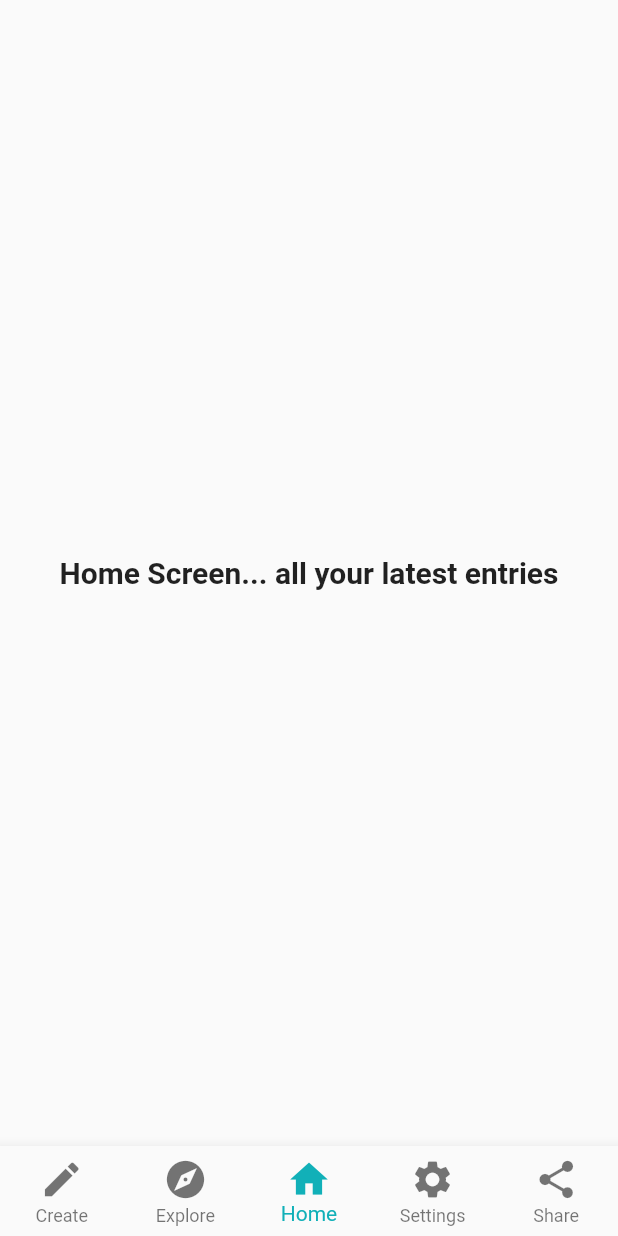
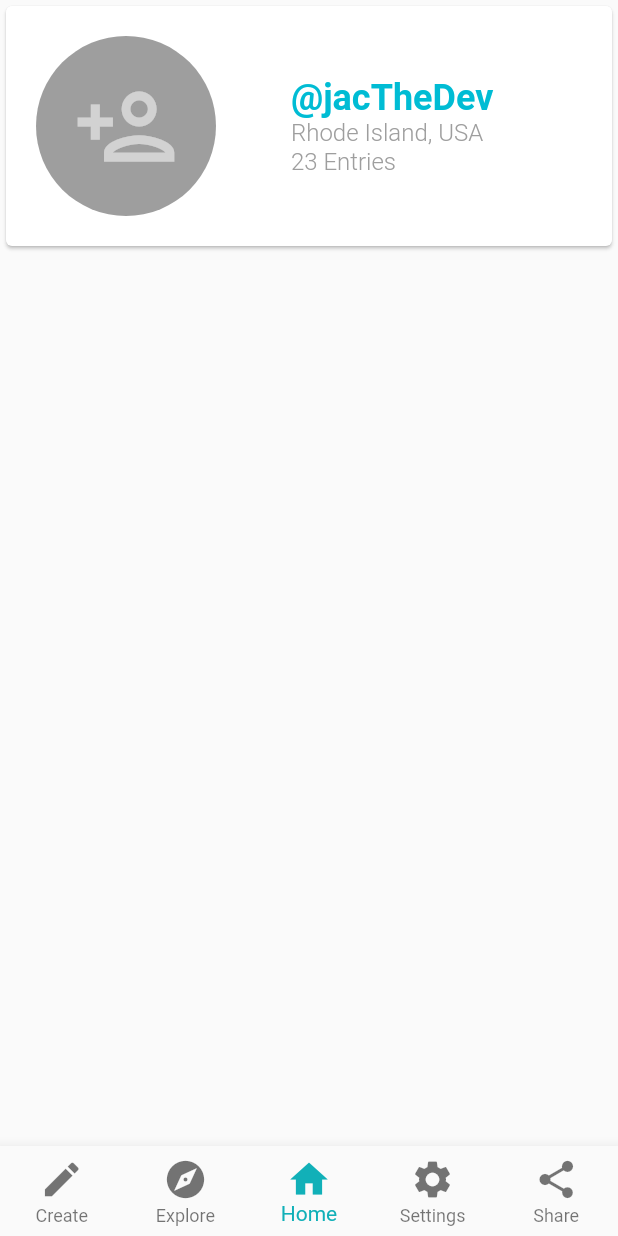
Before and after one commit to j-hey-fede/travel_log, a Flutter app: the screen it shows after launch, on a phone screen of 412 x 824 dp. Run offline on Flutter 3.47's test engine with Material 2 defaults, Android fonts, the phone set to English and light mode, and no system bars.

Commit message:
profile card

```diff
--- a/lib/main.dart
+++ b/lib/main.dart
@@ -1,5 +1,5 @@
 import 'package:flutter/material.dart';
-import 'package:travel_log/screens/homescreen.dart';
+import 'package:travel_log/screens/main_wrapper.dart';
 
 void main() {
   runApp(const MyApp());
--- a/lib/models/travel_log.dart
+++ b/lib/models/travel_log.dart
@@ -6,6 +6,7 @@ class TravelLog {
   final List<String> multiImage;
   final String title;
   final String location;
+  final DateTime timestamp;
 
   TravelLog({
     required this.note,
@@ -13,5 +14,6 @@ class TravelLog {
     required this.multiImage,
     required this.title,
     required this.location,
+    required this.timestamp,
   });
 }
--- /dev/null
+++ b/lib/screens/home.dart
@@ -0,0 +1,20 @@
+import 'package:flutter/material.dart';
+import 'package:travel_log/widgets/profile_card.dart';
+
+class HomeScreen extends StatelessWidget {
+  const HomeScreen({
+    super.key,
+  });
+
+  @override
+  Widget build(BuildContext context) {
+    return SizedBox(
+      height: MediaQuery.of(context).size.height,
+      child: Column(
+        children: const [
+          ProfileCard(),
+        ],
+      ),
+    );
+  }
+}
--- a/lib/screens/homescreen.dart
+++ b/lib/screens/main_wrapper.dart
@@ -1,6 +1,7 @@
 import 'package:flutter/material.dart';
 import 'package:travel_log/screens/create_screen.dart';
 import 'package:travel_log/screens/explore_screen.dart';
+import 'package:travel_log/screens/home.dart';
 import 'package:travel_log/screens/settings_screen.dart';
 import 'package:travel_log/screens/share_screen.dart';
 
@@ -10,9 +11,6 @@ class MainScreen extends StatefulWidget {
   @override
   State<MainScreen> createState() => _MainScreenState();
 }
-
-// so... after all that... it was the iPhone Simulator
-// that was the problem :)
 
 class _MainScreenState extends State<MainScreen> {
   int _currIndex = 2;
@@ -77,24 +75,3 @@ class _MainScreenState extends State<MainScreen> {
         ));
   }
 }
-
-class HomeScreen extends StatelessWidget {
-  const HomeScreen({super.key});
-
-  @override
-  Widget build(BuildContext context) {
-    return const Center(
-      child: Padding(
-        padding: EdgeInsets.all(8.0),
-        child: Text(
-          "Home Screen... all your latest entries",
-          style: TextStyle(
-            fontSize: 20,
-            fontWeight: FontWeight.w700,
-          ),
-          textAlign: TextAlign.center,
-        ),
-      ),
-    );
-  }
-}
--- /dev/null
+++ b/lib/widgets/profile_card.dart
@@ -0,0 +1,73 @@
+import 'package:flutter/material.dart';
+
+class ProfileCard extends StatelessWidget {
+  const ProfileCard({
+    Key? key,
+  }) : super(key: key);
+
+  @override
+  Widget build(BuildContext context) {
+    return SizedBox(
+      width: double.infinity,
+      child: Card(
+        child: Row(
+          children: [
+            Padding(
+              padding: const EdgeInsets.all(20.0),
+              child: Container(
+                decoration: BoxDecoration(
+                  color: Colors.grey,
+                  borderRadius: BorderRadius.circular(100),
+                ),
+                width: 120,
+                height: 120,
+                child: Center(
+                  child: InkWell(
+                    onTap: () {},
+                    child: const Icon(
+                      Icons.person_add_outlined,
+                      size: 70,
+                      color: Colors.white54,
+                    ),
+                  ),
+                ),
+              ),
+            ),
+            const SizedBox(width: 10),
+            Padding(
+              padding: const EdgeInsets.all(20.0),
+              child: Column(
+                crossAxisAlignment: CrossAxisAlignment.start,
+                children: const [
+                  Text(
+                    '@jacTheDev',
+                    style: TextStyle(
+                        fontSize: 24,
+                        fontWeight: FontWeight.bold,
+                        color: Colors.cyan),
+                  ),
+                  Text(
+                    'Rhode Island, USA',
+                    style: TextStyle(
+                      fontSize: 16,
+                      fontWeight: FontWeight.w300,
+                      color: Colors.grey,
+                    ),
+                  ),
+                  Text(
+                    '23 Entries',
+                    style: TextStyle(
+                      fontSize: 16,
+                      fontWeight: FontWeight.w300,
+                      color: Colors.grey,
+                    ),
+                  ),
+                ],
+              ),
+            )
+          ],
+        ),
+      ),
+    );
+  }
+}
```
Also changed, not shown: lib/data/travel_entries.dart (added, +45 -0 lines).
